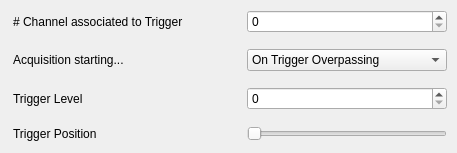
First picture: the form in src/triggerenable.ui, repository ClementINSA/SerialPlot, before the edit.
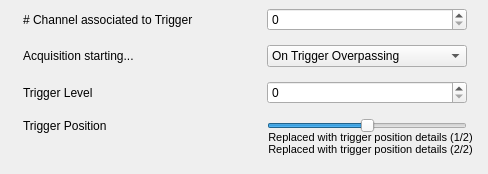
Second picture: the form after the edit.

Commit message: Various modifications on trigger. Modifications on user interface to integrate futur features.

Diff of the .ui file:
```diff
--- a/src/triggerenable.ui
+++ b/src/triggerenable.ui
@@ -6,8 +6,8 @@
    <rect>
     <x>0</x>
     <y>0</y>
-    <width>457</width>
-    <height>153</height>
+    <width>488</width>
+    <height>174</height>
    </rect>
   </property>
   <property name="windowTitle">
@@ -18,24 +18,11 @@
     <rect>
      <x>0</x>
      <y>0</y>
-     <width>461</width>
-     <height>153</height>
+     <width>492</width>
+     <height>141</height>
     </rect>
    </property>
    <layout class="QGridLayout" name="gridLayout">
-    <item row="0" column="0">
-     <widget class="QLabel" name="label">
-      <property name="maximumSize">
-       <size>
-        <width>215</width>
-        <height>16777215</height>
-       </size>
-      </property>
-      <property name="text">
-       <string># Channel associated to Trigger</string>
-      </property>
-     </widget>
-    </item>
     <item row="2" column="1">
      <widget class="QSpinBox" name="sbTriggerLevel">
       <property name="maximumSize">
@@ -52,39 +39,101 @@
       </property>
      </widget>
     </item>
-    <item row="0" column="1">
-     <widget class="QSpinBox" name="sbTriggerChannel">
+    <item row="3" column="0">
+     <widget class="QLabel" name="label_1">
       <property name="maximumSize">
        <size>
-        <width>200</width>
+        <width>215</width>
         <height>16777215</height>
        </size>
       </property>
-      <property name="toolTip">
-       <string>Chose the # of the channel triggered</string>
+      <property name="text">
+       <string>Trigger Position</string>
       </property>
-      <property name="maximum">
-       <number>30</number>
+     </widget>
+    </item>
+    <item row="2" column="0">
+     <widget class="QLabel" name="label_3">
+      <property name="maximumSize">
+       <size>
+        <width>215</width>
+        <height>200</height>
+       </size>
+      </property>
+      <property name="text">
+       <string>Trigger Level</string>
       </property>
      </widget>
     </item>
     <item row="3" column="1">
-     <widget class="QSlider" name="horizontalSlider">
+     <widget class="QSlider" name="hsTriggerPosition">
+      <property name="enabled">
+       <bool>true</bool>
+      </property>
       <property name="maximumSize">
        <size>
         <width>200</width>
         <height>16777215</height>
        </size>
       </property>
+      <property name="sizeIncrement">
+       <size>
+        <width>1</width>
+        <height>0</height>
+       </size>
+      </property>
+      <property name="cursor">
+       <cursorShape>OpenHandCursor</cursorShape>
+      </property>
       <property name="toolTip">
        <string>Choose the position on the plot of trigger releasing event</string>
       </property>
+      <property name="inputMethodHints">
+       <set>Qt::ImhFormattedNumbersOnly</set>
+      </property>
       <property name="maximum">
-       <number>100</number>
+       <number>99</number>
+      </property>
+      <property name="value">
+       <number>50</number>
+      </property>
+      <property name="sliderPosition">
+       <number>50</number>
+      </property>
+      <property name="tracking">
+       <bool>false</bool>
       </property>
       <property name="orientation">
        <enum>Qt::Horizontal</enum>
       </property>
+      <property name="invertedAppearance">
+       <bool>false</bool>
+      </property>
+      <property name="invertedControls">
+       <bool>false</bool>
+      </property>
+      <property name="tickPosition">
+       <enum>QSlider::NoTicks</enum>
+      </property>
+      <property name="tickInterval">
+       <number>0</number>
+      </property>
+     </widget>
+    </item>
+    <item row="0" column="1">
+     <widget class="QSpinBox" name="sbTriggerChannel">
+      <property name="maximumSize">
+       <size>
+        <width>200</width>
+        <height>16777215</height>
+       </size>
+      </property>
+      <property name="toolTip">
+       <string>Chose the # of the channel triggered</string>
+      </property>
+      <property name="maximum">
+       <number>30</number>
+      </property>
      </widget>
     </item>
     <item row="1" column="1">
@@ -107,19 +156,6 @@
       </item>
      </widget>
     </item>
-    <item row="3" column="0">
-     <widget class="QLabel" name="label_4">
-      <property name="maximumSize">
-       <size>
-        <width>215</width>
-        <height>16777215</height>
-       </size>
-      </property>
-      <property name="text">
-       <string>Trigger Position</string>
-      </property>
-     </widget>
-    </item>
     <item row="1" column="0">
      <widget class="QLabel" name="label_2">
       <property name="maximumSize">
@@ -133,21 +169,75 @@
       </property>
      </widget>
     </item>
-    <item row="2" column="0">
-     <widget class="QLabel" name="label_3">
+    <item row="0" column="0">
+     <widget class="QLabel" name="label">
       <property name="maximumSize">
        <size>
         <width>215</width>
-        <height>200</height>
+        <height>16777215</height>
        </size>
       </property>
       <property name="text">
-       <string>Trigger Level</string>
+       <string># Channel associated to Trigger</string>
       </property>
      </widget>
     </item>
    </layout>
   </widget>
+  <widget class="QLabel" name="labelTriggerPosition">
+   <property name="geometry">
+    <rect>
+     <x>250</x>
+     <y>130</y>
+     <width>241</width>
+     <height>15</height>
+    </rect>
+   </property>
+   <property name="maximumSize">
+    <size>
+     <width>16777215</width>
+     <height>15</height>
+    </size>
+   </property>
+   <property name="font">
+    <font>
+     <pointsize>8</pointsize>
+    </font>
+   </property>
+   <property name="text">
+    <string>Replaced with trigger position details (1/2)</string>
+   </property>
+   <property name="alignment">
+    <set>Qt::AlignCenter</set>
+   </property>
+  </widget>
+  <widget class="QLabel" name="labelTriggerPosition_2">
+   <property name="geometry">
+    <rect>
+     <x>250</x>
+     <y>142</y>
+     <width>241</width>
+     <height>15</height>
+    </rect>
+   </property>
+   <property name="maximumSize">
+    <size>
+     <width>16777215</width>
+     <height>15</height>
+    </size>
+   </property>
+   <property name="font">
+    <font>
+     <pointsize>8</pointsize>
+    </font>
+   </property>
+   <property name="text">
+    <string>Replaced with trigger position details (2/2)</string>
+   </property>
+   <property name="alignment">
+    <set>Qt::AlignCenter</set>
+   </property>
+  </widget>
  </widget>
  <resources/>
  <connections/>
```
The commit also changes 10 other files.
